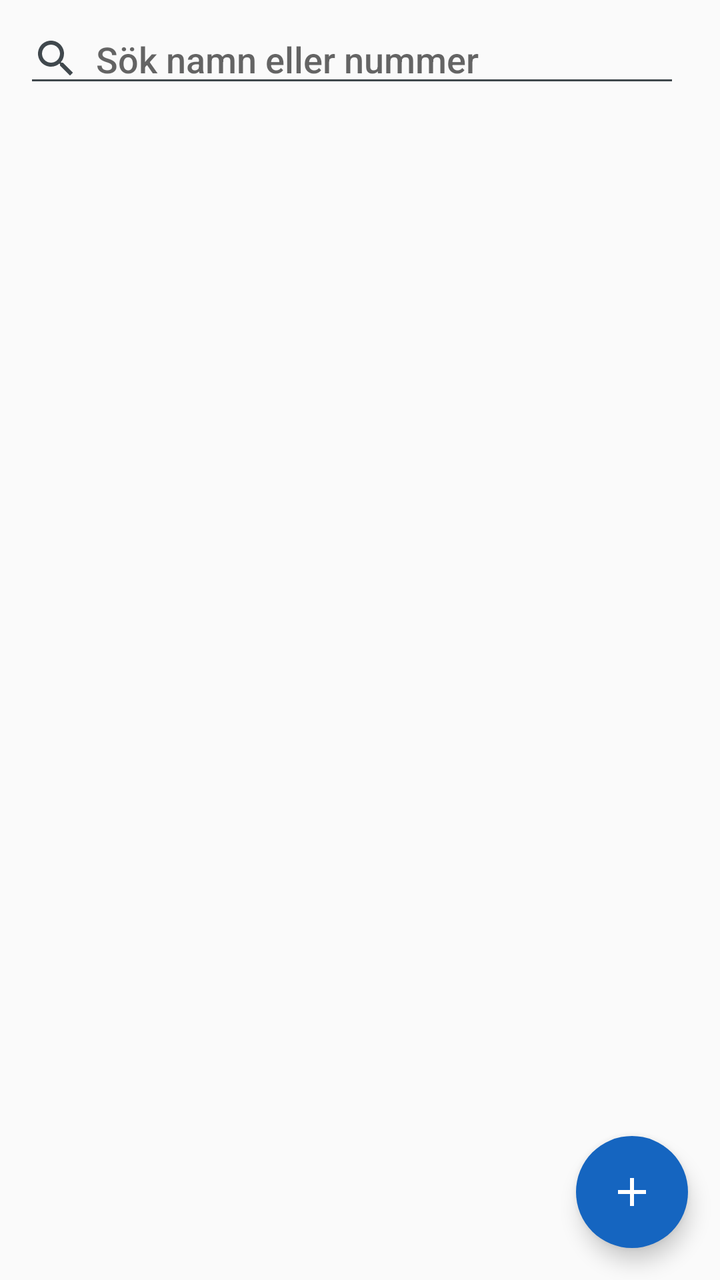
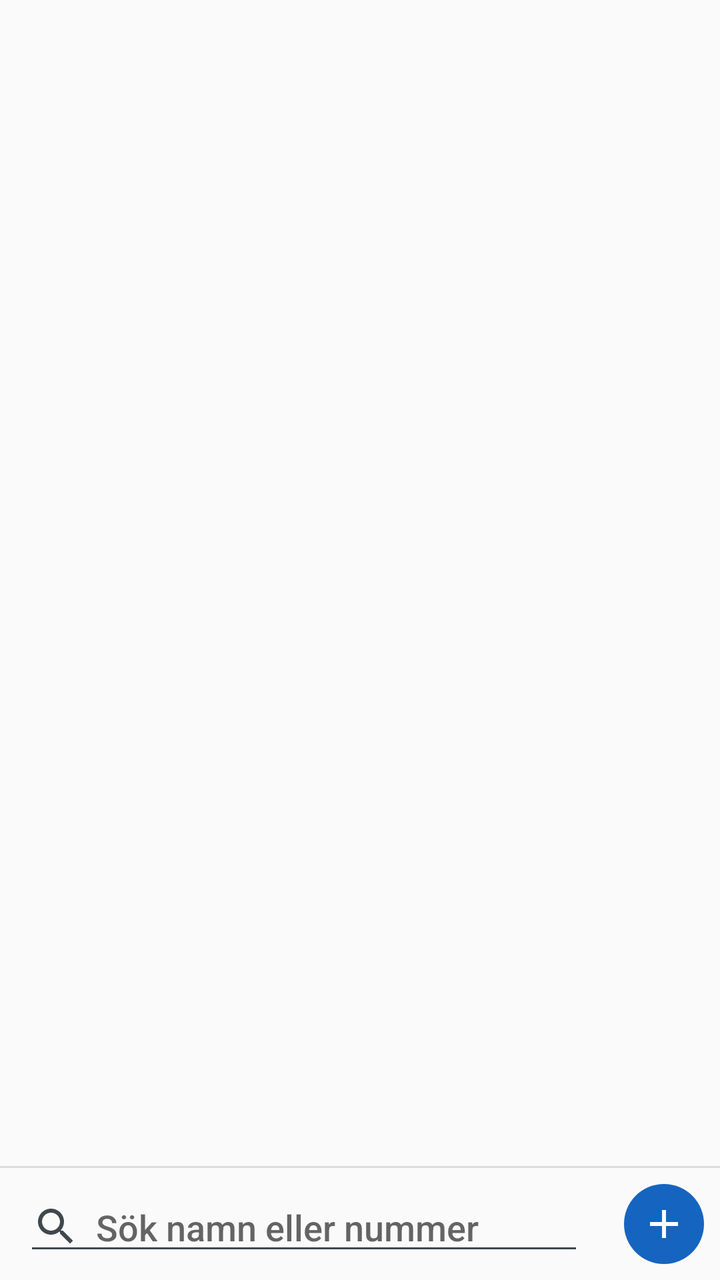

Compare the two renders of this Android layout. The source of the first and the diff that turns it into the second are given below.
<!-- AndroidManifest.xml: application theme Theme.Jobbdialer -->
<!-- res/layout/pane_contacts.xml -->
<?xml version="1.0" encoding="utf-8"?>
<LinearLayout xmlns:android="http://schemas.android.com/apk/res/android"
    android:layout_width="match_parent"
    android:layout_height="match_parent"
    android:orientation="vertical">

    <LinearLayout
        android:layout_width="match_parent"
        android:layout_height="wrap_content"
        android:gravity="center_vertical"
        android:orientation="horizontal"
        android:paddingLeft="@dimen/space_medium"
        android:paddingTop="@dimen/space_tiny"
        android:paddingRight="@dimen/space_tiny">

        <EditText
            android:id="@+id/search_field"
            android:layout_width="0dp"
            android:layout_height="wrap_content"
            android:layout_weight="1"
            android:drawableStart="@drawable/ic_search"
            android:drawablePadding="@dimen/space_small"
            android:drawableTint="?android:attr/textColorSecondary"
            android:hint="@string/search_hint"
            android:imeOptions="actionSearch"
            android:importantForAutofill="no"
            android:inputType="text"
            android:maxLines="1" />

        <TextView
            android:id="@+id/sort_button"
            android:layout_width="wrap_content"
            android:layout_height="@dimen/icon_button_size"
            android:background="?android:attr/selectableItemBackground"
            android:clickable="true"
            android:focusable="true"
            android:gravity="center"
            android:maxLines="1"
            android:paddingLeft="@dimen/space_small"
            android:paddingRight="@dimen/space_small"
            android:textColor="@color/brand_text"
            android:textSize="14sp" />
    </LinearLayout>

    <FrameLayout
        android:layout_width="match_parent"
        android:layout_height="0dp"
        android:layout_weight="1">

        <ListView
            android:id="@+id/contacts_list"
            android:layout_width="match_parent"
            android:layout_height="match_parent"
            android:clipToPadding="false"
            android:divider="@color/divider"
            android:dividerHeight="1dp"
            android:paddingBottom="@dimen/list_bottom_padding" />

        <TextView
            android:id="@+id/contacts_empty"
            style="@style/EmptyText" />

        <ImageButton
            android:id="@+id/fab_add"
            android:layout_width="@dimen/fab_size"
            android:layout_height="@dimen/fab_size"
            android:layout_gravity="bottom|end"
            android:layout_margin="@dimen/fab_margin"
            android:background="@drawable/fab_bg"
            android:contentDescription="@string/cd_add_contact"
            android:elevation="@dimen/fab_elevation"
            android:scaleType="center"
            android:src="@drawable/ic_add"
            android:tint="@color/on_color" />
    </FrameLayout>
</LinearLayout>
<!-- resources referenced by this layout -->
<resources>
  <color name="brand_text">#FF1565C0</color>
  <color name="divider">#1F000000</color>
  <color name="on_color">#FFFFFFFF</color>
  <dimen name="fab_elevation">6dp</dimen>
  <dimen name="fab_margin">16dp</dimen>
  <dimen name="fab_size">56dp</dimen>
  <dimen name="icon_button_size">48dp</dimen>
  <dimen name="list_bottom_padding">88dp</dimen>
  <dimen name="space_medium">12dp</dimen>
  <dimen name="space_small">8dp</dimen>
  <dimen name="space_tiny">4dp</dimen>
  <!-- drawable fab_bg (drawable) -->
  <?xml version="1.0" encoding="utf-8"?>
  <ripple xmlns:android="http://schemas.android.com/apk/res/android"
      android:color="@color/ripple_on_color">
      <item>
          <selector>
              <item android:state_pressed="true">
                  <shape android:shape="oval">
                      <solid android:color="@color/primary_pressed" />
                  </shape>
              </item>
              <item>
                  <shape android:shape="oval">
                      <solid android:color="@color/primary" />
                  </shape>
              </item>
          </selector>
      </item>
  </ripple>
  <!-- drawable ic_add (drawable) -->
  <?xml version="1.0" encoding="utf-8"?>
  <vector xmlns:android="http://schemas.android.com/apk/res/android"
      android:width="24dp"
      android:height="24dp"
      android:viewportWidth="24"
      android:viewportHeight="24">
      <path
          android:fillColor="#FF000000"
          android:pathData="M19,13h-6v6h-2v-6H5v-2h6V5h2v6h6v2z" />
  </vector>
  <!-- drawable ic_search (drawable) -->
  <?xml version="1.0" encoding="utf-8"?>
  <vector xmlns:android="http://schemas.android.com/apk/res/android"
      android:width="24dp"
      android:height="24dp"
      android:viewportWidth="24"
      android:viewportHeight="24">
      <path
          android:fillColor="#FF000000"
          android:pathData="M15.5,14h-0.79l-0.28,-0.27C15.41,12.59 16,11.11 16,9.5 16,5.91 13.09,3 9.5,3S3,5.91 3,9.5 5.91,16 9.5,16c1.61,0 3.09,-0.59 4.23,-1.57l0.27,0.28v0.79l5,4.99L20.49,19l-4.99,-5zM9.5,14C7.01,14 5,11.99 5,9.5S7.01,5 9.5,5 14,7.01 14,9.5 11.99,14 9.5,14z" />
  </vector>
  <string name="cd_add_contact">Lägg till kontakt</string>
  <string name="search_hint">Sök namn eller nummer</string>
  <style name="EmptyText">
          <item name="android:layout_width">match_parent</item>
          <item name="android:layout_height">match_parent</item>
          <item name="android:gravity">center</item>
          <item name="android:padding">@dimen/space_large</item>
          <item name="android:textSize">16sp</item>
          <item name="android:textColor">?android:attr/textColorSecondary</item>
          <item name="android:visibility">gone</item>
      </style>
  <style name="Theme.Jobbdialer" parent="android:Theme.DeviceDefault.Light.NoActionBar">
          <item name="android:colorPrimary">@color/primary</item>
          <item name="android:colorPrimaryDark">@color/primary_dark</item>
          <item name="android:colorAccent">@color/accent</item>
          <item name="android:statusBarColor">@color/primary_dark</item>
          
          <item name="android:windowLightStatusBar">false</item>
          <item name="android:windowBackground">@color/window_bg</item>
      </style>
  <color name="ripple_on_color">#40FFFFFF</color>
  <color name="primary_pressed">#FF0D47A1</color>
  <color name="primary">#FF1565C0</color>
  <dimen name="space_large">24dp</dimen>
  <color name="primary_dark">#FF0D47A1</color>
  <color name="accent">#FFFF8F00</color>
  <color name="window_bg">#FFFAFAFA</color>
</resources>

<!-- the commit's change to res/layout/pane_contacts.xml (unified diff, before → after) -->
@@ -4,6 +4,31 @@
     android:layout_height="match_parent"
     android:orientation="vertical">
 
+    
+    <FrameLayout
+        android:layout_width="match_parent"
+        android:layout_height="0dp"
+        android:layout_weight="1">
+
+        <ListView
+            android:id="@+id/contacts_list"
+            android:layout_width="match_parent"
+            android:layout_height="match_parent"
+            android:divider="@color/divider"
+            android:dividerHeight="1dp"
+            android:stackFromBottom="true" />
+
+        <TextView
+            android:id="@+id/contacts_empty"
+            style="@style/EmptyText" />
+    </FrameLayout>
+
+    <View
+        android:layout_width="match_parent"
+        android:layout_height="1dp"
+        android:background="@color/divider" />
+
+    
     <LinearLayout
         android:layout_width="match_parent"
         android:layout_height="wrap_content"
@@ -11,7 +36,8 @@
         android:orientation="horizontal"
         android:paddingLeft="@dimen/space_medium"
         android:paddingTop="@dimen/space_tiny"
-        android:paddingRight="@dimen/space_tiny">
+        android:paddingRight="@dimen/space_small"
+        android:paddingBottom="@dimen/space_tiny">
 
         <EditText
             android:id="@+id/search_field"
@@ -40,37 +66,16 @@
             android:paddingRight="@dimen/space_small"
             android:textColor="@color/brand_text"
             android:textSize="14sp" />
-    </LinearLayout>
-
-    <FrameLayout
-        android:layout_width="match_parent"
-        android:layout_height="0dp"
-        android:layout_weight="1">
-
-        <ListView
-            android:id="@+id/contacts_list"
-            android:layout_width="match_parent"
-            android:layout_height="match_parent"
-            android:clipToPadding="false"
-            android:divider="@color/divider"
-            android:dividerHeight="1dp"
-            android:paddingBottom="@dimen/list_bottom_padding" />
-
-        <TextView
-            android:id="@+id/contacts_empty"
-            style="@style/EmptyText" />
 
         <ImageButton
             android:id="@+id/fab_add"
-            android:layout_width="@dimen/fab_size"
-            android:layout_height="@dimen/fab_size"
-            android:layout_gravity="bottom|end"
-            android:layout_margin="@dimen/fab_margin"
+            android:layout_width="@dimen/add_button_size"
+            android:layout_height="@dimen/add_button_size"
+            android:layout_marginStart="@dimen/space_tiny"
             android:background="@drawable/fab_bg"
             android:contentDescription="@string/cd_add_contact"
-            android:elevation="@dimen/fab_elevation"
             android:scaleType="center"
             android:src="@drawable/ic_add"
             android:tint="@color/on_color" />
-    </FrameLayout>
+    </LinearLayout>
 </LinearLayout>
<!-- resource entries referenced after the edit -->
@@ -3,11 +3,8 @@
   <color name="brand_text">#FF1565C0</color>
   <color name="divider">#1F000000</color>
   <color name="on_color">#FFFFFFFF</color>
-  <dimen name="fab_elevation">6dp</dimen>
-  <dimen name="fab_margin">16dp</dimen>
-  <dimen name="fab_size">56dp</dimen>
+  <dimen name="add_button_size">40dp</dimen>
   <dimen name="icon_button_size">48dp</dimen>
-  <dimen name="list_bottom_padding">88dp</dimen>
   <dimen name="space_medium">12dp</dimen>
   <dimen name="space_small">8dp</dimen>
   <dimen name="space_tiny">4dp</dimen>
